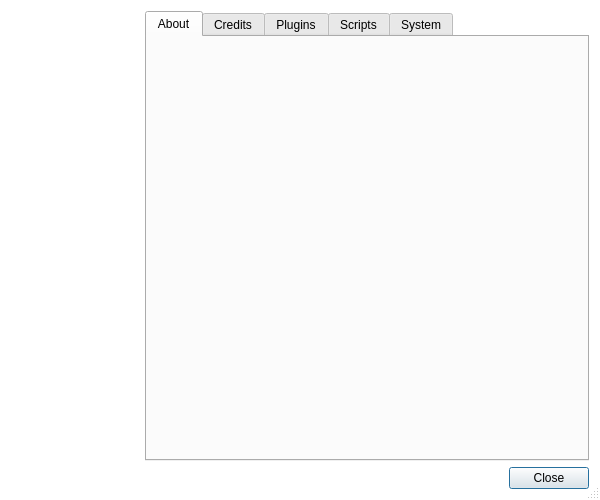
This is scripts/Help/About/AboutDialog.ui in qcad/qcad as Qt 5 draws it before an edit. The edited form follows.
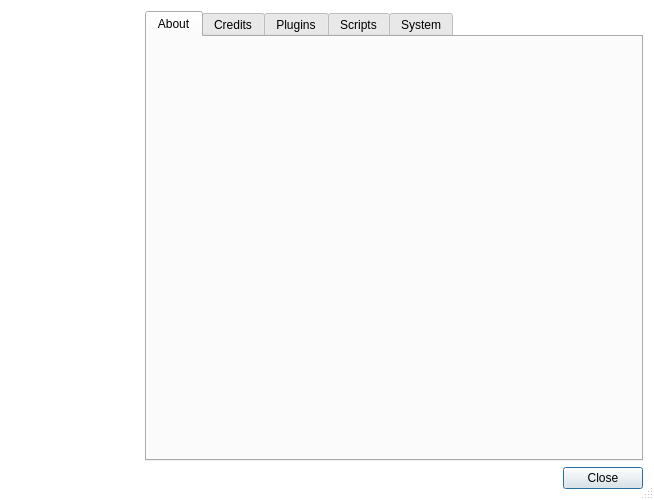
This is the edited form. Icons and pictures are not drawn.

Commit message: adjust size of about dialog for longer translations

What changed in the file:
```diff
--- a/scripts/Help/About/AboutDialog.ui
+++ b/scripts/Help/About/AboutDialog.ui
@@ -6,7 +6,7 @@
    <rect>
     <x>0</x>
     <y>0</y>
-    <width>600</width>
+    <width>654</width>
     <height>500</height>
    </rect>
   </property>
@@ -136,8 +136,8 @@
             <string notr="true">&lt;!DOCTYPE HTML PUBLIC &quot;-//W3C//DTD HTML 4.0//EN&quot; &quot;http://www.w3.org/TR/REC-html40/strict.dtd&quot;&gt;
 &lt;html&gt;&lt;head&gt;&lt;meta name=&quot;qrichtext&quot; content=&quot;1&quot; /&gt;&lt;style type=&quot;text/css&quot;&gt;
 p, li { white-space: pre-wrap; }
-&lt;/style&gt;&lt;/head&gt;&lt;body style=&quot; font-family:'.Helvetica Neue DeskInterface'; font-size:13pt; font-weight:400; font-style:normal;&quot;&gt;
-&lt;p style=&quot;-qt-paragraph-type:empty; margin-top:0px; margin-bottom:0px; margin-left:0px; margin-right:0px; -qt-block-indent:0; text-indent:0px;&quot;&gt;&lt;br /&gt;&lt;/p&gt;&lt;/body&gt;&lt;/html&gt;</string>
+&lt;/style&gt;&lt;/head&gt;&lt;body style=&quot; font-family:'.SF NS Text'; font-size:13pt; font-weight:400; font-style:normal;&quot;&gt;
+&lt;p style=&quot;-qt-paragraph-type:empty; margin-top:0px; margin-bottom:0px; margin-left:0px; margin-right:0px; -qt-block-indent:0; text-indent:0px; font-family:'.Helvetica Neue DeskInterface';&quot;&gt;&lt;br /&gt;&lt;/p&gt;&lt;/body&gt;&lt;/html&gt;</string>
            </property>
           </widget>
          </item>
```
Left out of the diff: 12 changed lines with no effect on the pictures.
